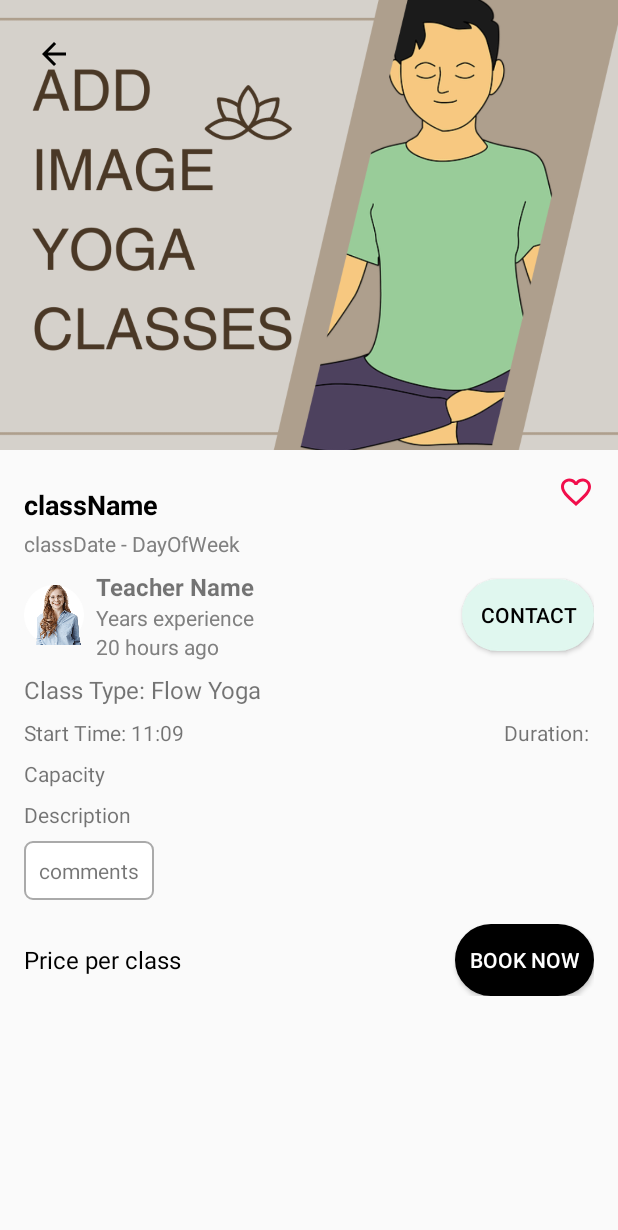
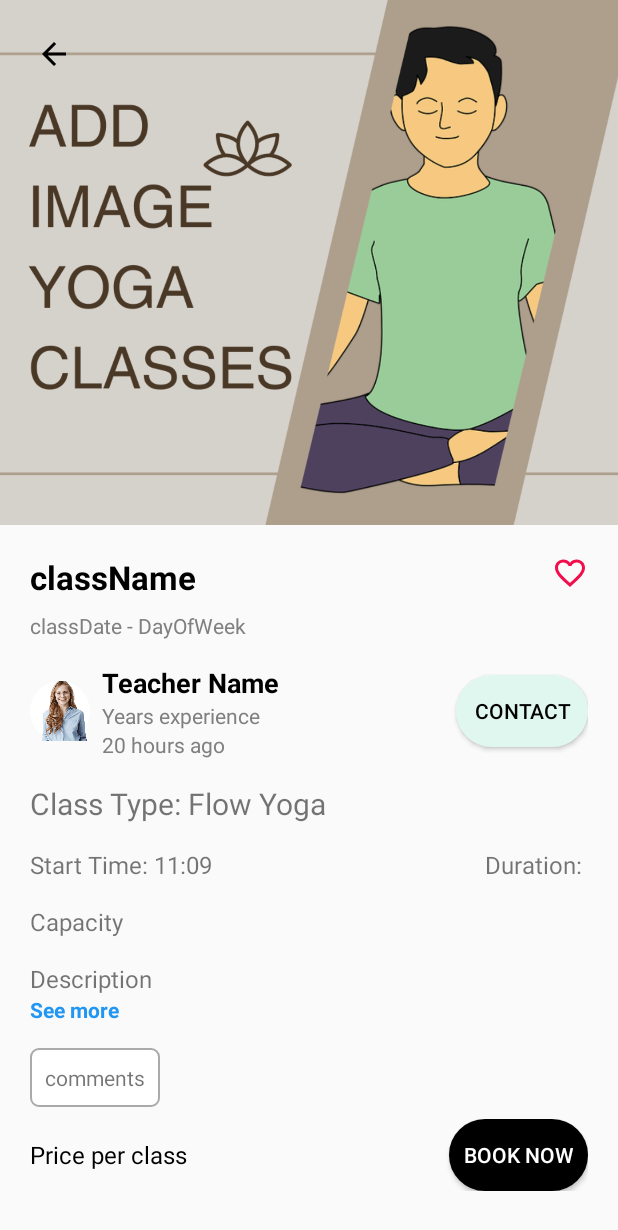
Before and after one commit to duclong3907/JavaAnroidTutorial, an Android app: the YogaClassDetailActivity screen opened directly, with no data from a screen before it, on a phone screen of 412 x 824 dp. Shown: the top 1230 px of the screen. Run offline under Robolectric (Android 15) with nearby library versions, the phone set to English and light mode, and no system bars; our stand-ins replace Picasso.

Commit message:
add created_at, update_at for yoga class and add see more feature for description

```diff
--- a/AppYogaDemo/app/src/main/java/com/example/appyogademo/Adapters/YogaClassAdapter.java
+++ b/AppYogaDemo/app/src/main/java/com/example/appyogademo/Adapters/YogaClassAdapter.java
@@ -38,9 +38,9 @@ public class YogaClassAdapter extends RecyclerView.Adapter<YogaClassAdapter.Yoga
 
     @Override
     public void onBindViewHolder(@NonNull YogaClassViewHolder holder, int position) {
-        YogaClass yogaClass = yogaClassList.get(position);
+        var yogaClass = yogaClassList.get(position);
         holder.binding.className.setText(yogaClass.getClassName());
-
+        holder.binding.createdTime.setText(TimeUtils.timeAgo(yogaClass.getUpdatedAt()));
         // Set image using Picasso
         Picasso.get()
                 .load(yogaClass.getImage())
--- a/AppYogaDemo/app/src/main/java/com/example/appyogademo/Fragments/AddEditClassDialogFragment.java
+++ b/AppYogaDemo/app/src/main/java/com/example/appyogademo/Fragments/AddEditClassDialogFragment.java
@@ -34,6 +34,8 @@ import com.squareup.picasso.Callback;
 import com.squareup.picasso.Picasso;
 import java.text.ParseException;
 import java.text.SimpleDateFormat;
+import java.time.LocalDateTime;
+import java.time.format.DateTimeFormatter;
 import java.util.ArrayList;
 import java.util.Calendar;
 import java.util.Date;
@@ -145,7 +147,7 @@ public class AddEditClassDialogFragment extends DialogFragment {
             // If editing an existing YogaClass, update values
             if (yogaClass == null) {
                 String image = imageUri != null ? imageUri.toString() : binding.inputUrlImage.getText().toString();
-                yogaClass = new YogaClass(0, className, parseDate(classDate), comments, image, selectedTeacher.getId(), courseId);
+                yogaClass = new YogaClass(0, className, parseDate(classDate), comments, image, selectedTeacher.getId(), courseId, null, null);
                 Boolean result = yogaClassViewModel.insert(yogaClass);
                 if(result) {
                     onSaveListener.onSave(yogaClass);
@@ -156,6 +158,8 @@ public class AddEditClassDialogFragment extends DialogFragment {
                 yogaClass.setComments(comments);
                 yogaClass.setDate(parseDate(classDate));
                 yogaClass.setTeacherId(selectedTeacher.getId());
+                yogaClass.setUpdatedAt(LocalDateTime.now());
+
 
                 // Save image URI or URL
                 if (imageUri != null) {
--- a/AppYogaDemo/app/src/main/java/com/example/appyogademo/Fragments/YogaClassBottomSheetFragment.java
+++ b/AppYogaDemo/app/src/main/java/com/example/appyogademo/Fragments/YogaClassBottomSheetFragment.java
@@ -75,7 +75,6 @@ public class YogaClassBottomSheetFragment extends BottomSheetDialogFragment {
         });
 
         // Handle the click event on the edit button
-        // Handle the click event on the edit button
         adapter.setOnEditClickListener(yogaClass -> {
             AddEditClassDialogFragment addEditClassDialogFragment = AddEditClassDialogFragment.newInstance(yogaClass, courseId, updatedYogaClass -> {
                 // Find the index of the updated yoga class in the list
--- a/AppYogaDemo/app/src/main/java/com/example/appyogademo/Repository/YogaClassRepository.java
+++ b/AppYogaDemo/app/src/main/java/com/example/appyogademo/Repository/YogaClassRepository.java
@@ -49,8 +49,7 @@ public class YogaClassRepository {
 
         yogaClassHelper.insertYogaClass(yogaClass);
         loadYogaClassRelatedCourseId(yogaClass.getCourseId());
-        loadYogaClassRelatedCourseId(yogaClass.getCourseId());
-//      loadYogaClasses();
+        loadYogaClasses();
         return new Result(true, "Class added successfully");
     }
 
--- a/AppYogaDemo/app/src/main/res/layout/activity_yoga_class_detail.xml
+++ b/AppYogaDemo/app/src/main/res/layout/activity_yoga_class_detail.xml
@@ -12,7 +12,7 @@
         <!-- FrameLayout chứa ClassImage và nút Back chồng lên nhau -->
         <FrameLayout
             android:layout_width="match_parent"
-            android:layout_height="300dp">
+            android:layout_height="350dp">
 
             <!-- Image of the Yoga class -->
             <ImageView
@@ -39,7 +39,7 @@
             android:layout_width="match_parent"
             android:layout_height="match_parent"
             android:orientation="vertical"
-            android:padding="16dp">
+            android:padding="20dp">
 
            <LinearLayout
                android:layout_width="match_parent"
@@ -51,11 +51,11 @@
                    android:id="@+id/classesName"
                    android:layout_width="wrap_content"
                    android:layout_height="wrap_content"
-                   android:layout_marginTop="8dp"
                    android:text="className"
-                   android:textSize="18sp"
+                   android:textSize="22sp"
                    android:textStyle="bold"
-                   android:textColor="@color/black"/>
+                   android:textColor="@color/black"
+                   />
 
                <LinearLayout
                    android:layout_width="match_parent"
@@ -80,14 +80,14 @@
                 android:text="classDate - DayOfWeek"
                 android:textSize="14sp"
                 android:textColor="#808080"
-                android:layout_marginTop="4dp" />
+                android:layout_marginTop="8dp" />
 
             <!-- Teacher section -->
             <LinearLayout
                 android:layout_width="match_parent"
                 android:layout_height="wrap_content"
                 android:orientation="horizontal"
-                android:layout_marginTop="8dp"
+                android:layout_marginTop="16dp"
                 android:gravity="center_vertical">
 
                 <ImageView
@@ -110,7 +110,8 @@
                         android:layout_width="wrap_content"
                         android:layout_height="wrap_content"
                         android:text="Teacher Name"
-                        android:textSize="16sp"
+                        android:textSize="18sp"
+                        android:textColor="@color/black"
                         android:textStyle="bold" />
 
                     <TextView
@@ -147,22 +148,22 @@
                 android:layout_width="wrap_content"
                 android:layout_height="wrap_content"
                 android:text="Class Type: Flow Yoga"
-                android:textSize="16sp"
-                android:layout_marginTop="8dp" />
+                android:textSize="20sp"
+                android:layout_marginTop="16dp" />
 
             <!-- Time and Duration -->
             <LinearLayout
                 android:layout_width="match_parent"
                 android:layout_height="wrap_content"
                 android:orientation="horizontal"
-                android:layout_marginTop="8dp">
+                android:layout_marginTop="16dp">
 
                 <TextView
                     android:id="@+id/StartTime"
                     android:layout_width="wrap_content"
                     android:layout_height="wrap_content"
                     android:text="Start Time: 11:09"
-                    android:textSize="14sp" />
+                    android:textSize="16sp" />
 
                 <LinearLayout
                     android:layout_width="match_parent"
@@ -174,7 +175,7 @@
                         android:layout_width="wrap_content"
                         android:layout_height="wrap_content"
                         android:text="Duration: "
-                        android:textSize="14sp"
+                        android:textSize="16sp"
                         />
                 </LinearLayout>
             </LinearLayout>
@@ -185,8 +186,8 @@
                 android:layout_width="wrap_content"
                 android:layout_height="wrap_content"
                 android:text="Capacity"
-                android:textSize="14sp"
-                android:layout_marginTop="8dp" />
+                android:textSize="16sp"
+                android:layout_marginTop="16dp" />
 
             <!-- Class Description -->
             <TextView
@@ -194,16 +195,28 @@
                 android:layout_width="wrap_content"
                 android:layout_height="wrap_content"
                 android:text="Description"
-                android:textSize="14sp"
+                android:textSize="16sp"
                 android:maxLines="3"
                 android:ellipsize="end"
-                android:layout_marginTop="8dp" />
+                android:layout_marginTop="16dp"
+                android:justificationMode="inter_word"
+                />
+
+            <TextView
+                android:id="@+id/btnSeeMore"
+                android:layout_width="wrap_content"
+                android:layout_height="wrap_content"
+                android:background="@null"
+                android:contentDescription="Back"
+                android:text="See more"
+                android:textColor="#2196F3"
+                android:textStyle="bold" />
 
             <TextView
                 android:layout_width="wrap_content"
                 android:layout_height="wrap_content"
                 android:text="comments"
-                android:layout_marginTop="8dp"
+                android:layout_marginTop="16dp"
                 android:background="@drawable/outline_border"
                 />
 
@@ -212,7 +225,7 @@
                 android:layout_width="match_parent"
                 android:layout_height="wrap_content"
                 android:orientation="horizontal"
-                android:layout_marginTop="16dp"
+                android:layout_marginTop="8dp"
                 android:layout_gravity="center_vertical"
                 >
 
```
Also changed, not shown: AppYogaDemo/app/src/main/java/com/example/appyogademo/Data/YogaClassHelper.java (+17 -6 lines), AppYogaDemo/app/src/main/java/com/example/appyogademo/Models/YogaClass.java (+25 -1 lines), AppYogaDemo/app/src/main/java/com/example/appyogademo/Utils/TimeUtils.java (+8 -0 lines), AppYogaDemo/app/src/main/java/com/example/appyogademo/Views/CourseDetailActivity.java (+19 -1 lines), AppYogaDemo/app/src/main/java/com/example/appyogademo/Views/YogaClassDetailActivity.java (+19 -2 lines), AppYogaDemo/app/src/main/res/layout/activity_course_detail.xml (+21 -11 lines).
